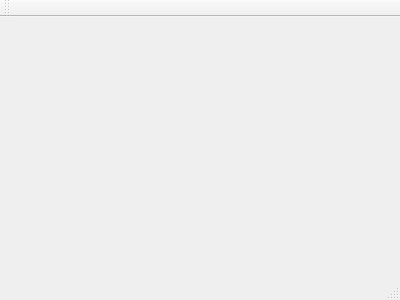
Qt form code/ForHi/mainwindow.ui (rd171/ForHi) before a commit.
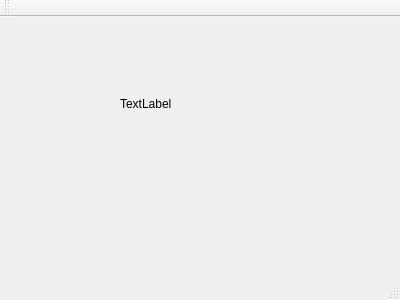
The same form after that commit.

The edit to the form file:
```diff
--- a/code/ForHi/mainwindow.ui
+++ b/code/ForHi/mainwindow.ui
@@ -13,7 +13,24 @@
   <property name="windowTitle">
    <string>ForHi</string>
   </property>
-  <widget class="QWidget" name="centralWidget"/>
+  <widget class="QWidget" name="centralWidget">
+   <widget class="QLabel" name="label">
+    <property name="geometry">
+     <rect>
+      <x>120</x>
+      <y>80</y>
+      <width>54</width>
+      <height>12</height>
+     </rect>
+    </property>
+    <property name="text">
+     <string>TextLabel</string>
+    </property>
+    <property name="alignment">
+     <set>Qt::AlignLeading|Qt::AlignLeft|Qt::AlignTop</set>
+    </property>
+   </widget>
+  </widget>
   <widget class="QMenuBar" name="menuBar">
    <property name="geometry">
     <rect>
```
